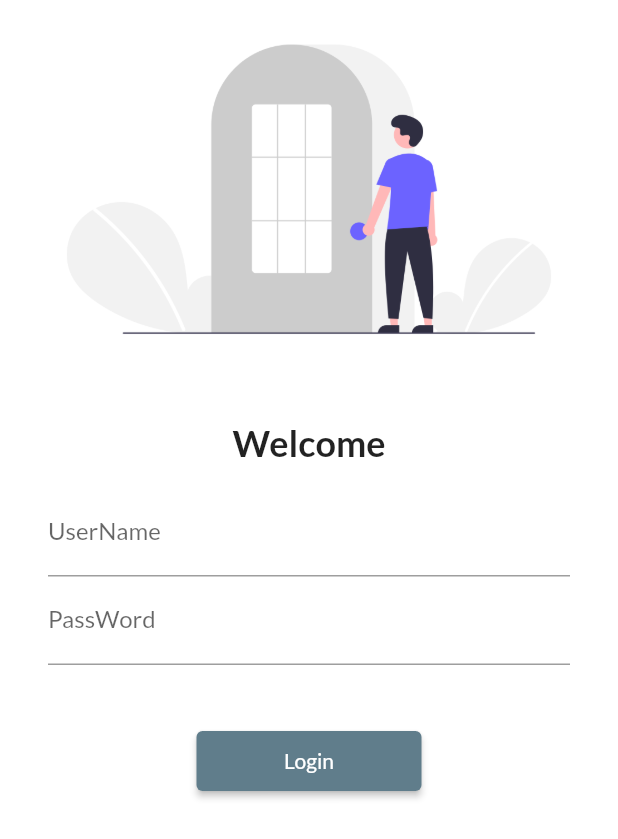
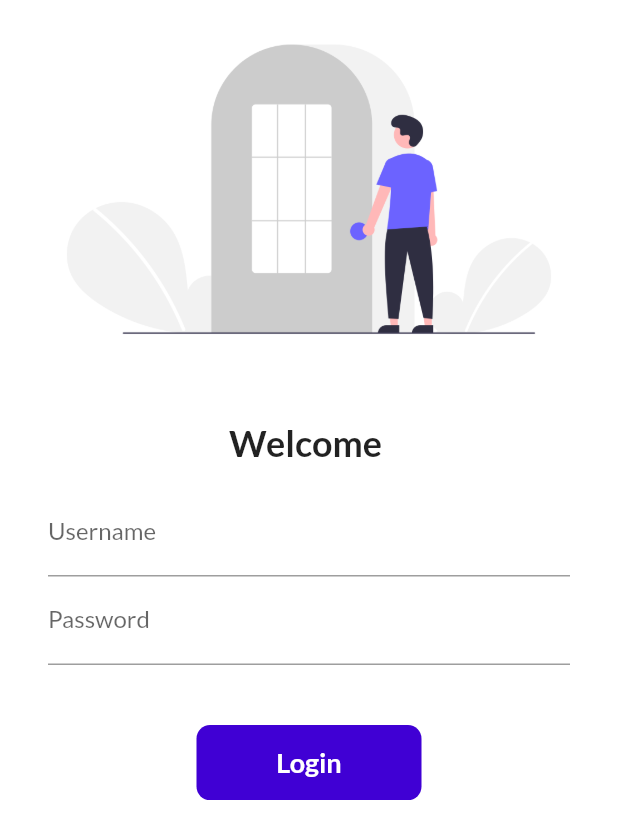
Before and after one commit to xanyl/flutter_category_app, a Flutter app: the screen it shows after launch, on a phone screen of 412 x 824 dp. Shown: the top 839 px of the screen. Run offline on Flutter 3.47's test engine with Material 2 defaults, Android fonts, the phone set to English and light mode, and no system bars; our stand-ins replace google_fonts; missing offline and left inert: dart:ffi.

Commit message:
Day 6 Completed

```diff
--- a/lib/pages/login_page.dart
+++ b/lib/pages/login_page.dart
@@ -3,7 +3,14 @@ import 'dart:ffi';
 import 'package:flutter/material.dart';
 import 'package:flutter_application_1/utils/routes.dart';
 
-class LoginPage extends StatelessWidget {
+class LoginPage extends StatefulWidget {
+  @override
+  State<LoginPage> createState() => _LoginPageState();
+}
+
+class _LoginPageState extends State<LoginPage> {
+  String name = "";
+  bool changeButton = false;
   @override
   Widget build(BuildContext context) {
     return Material(
@@ -19,7 +26,7 @@ class LoginPage extends StatelessWidget {
                 height: 28.0,
               ),
               Text(
-                "Welcome",
+                "Welcome $name",
                 style: TextStyle(
                   fontSize: 24,
                   fontWeight: FontWeight.bold,
@@ -32,22 +39,62 @@ class LoginPage extends StatelessWidget {
                   children: [
                     TextFormField(
                       decoration: InputDecoration(
-                          hintText: "Enter UserName", labelText: "UserName"),
+                          hintText: "Enter UserName", labelText: "Username"),
+                      onChanged: (value) {
+                        name = value;
+                        setState(() {});
+                      },
                     ),
                     TextFormField(
                       obscureText: true,
                       decoration: InputDecoration(
-                          hintText: "Enter PassWord", labelText: "PassWord"),
+                          hintText: "Enter PassWord", labelText: "Password"),
                     ),
                     SizedBox(
                       height: 40.0,
                     ),
-                    ElevatedButton(
-                      onPressed: () {
+                    // ElevatedButton(
+                    //   onPressed: () {
+                    //     Navigator.pushNamed(context, MyRoutes.homeRoute);
+                    //   },
+                    //   child: Text('Login'),
+                    //   style: TextButton.styleFrom(minimumSize: Size(150, 40)),
+                    // ),
+
+                    InkWell(
+                      onTap: () async {
+                        setState(() {
+                          changeButton = true;
+                        });
+                        await Future.delayed(Duration(seconds: 1));
                         Navigator.pushNamed(context, MyRoutes.homeRoute);
+
                       },
-                      child: Text('Login'),
-                      style: TextButton.styleFrom(minimumSize: Size(150, 40)),
+                      child: AnimatedContainer(
+                        duration: Duration(seconds: 1),
+                        width: changeButton ? 50 : 150,
+                        height: 50,
+
+                        decoration: BoxDecoration(
+                          color: Color.fromARGB(255, 64, 0, 212),
+                          // shape: changebutton?BoxShape.circle:BoxShape.rectangle,
+                          borderRadius:
+                          BorderRadius.circular(changeButton ? 50 : 9),
+                        ),
+                          alignment: Alignment.center,
+                          child: changeButton?Icon(
+                          Icons.done,
+                          color: Colors.white
+                        )
+                        : Text(
+                          "Login",
+                          style: TextStyle(
+                            color: Colors.white,
+                            fontWeight: FontWeight.bold,
+                            fontSize: 18,
+                          ),
+                        ),
+                      ),
                     ),
                   ],
                 ),
```
